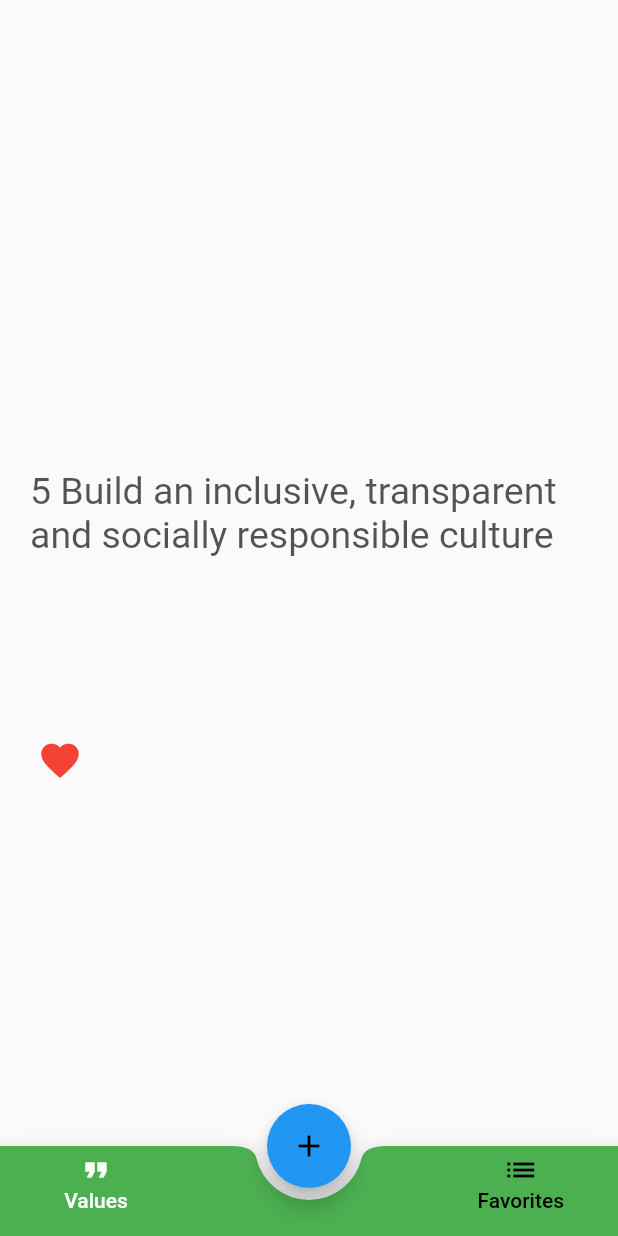
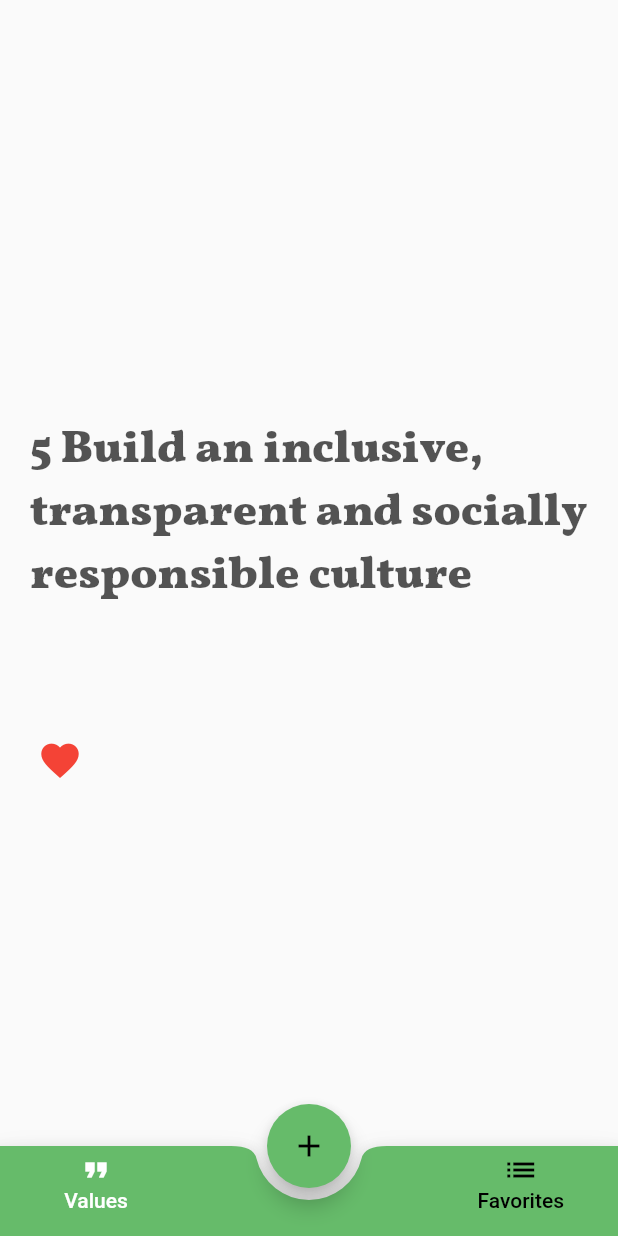
Before and after one commit to ptuzinek/net_guru_blocs, a Flutter app: the screen it shows after launch, after a tap on the "favorite" icon, on a phone screen of 412 x 824 dp. Run offline on Flutter 3.47's test engine with Material 2 defaults, Android fonts, the phone set to English and light mode, and no system bars; our stand-ins replace bloc, equatable, flutter_bloc, shared_preferences; missing offline and left inert: move_to_background.

Commit message:
Added new custom font and Created dark and light Theme support.

```diff
--- a/lib/bloc/favorites/favorites_bloc.dart
+++ b/lib/bloc/favorites/favorites_bloc.dart
@@ -7,15 +7,6 @@ part 'favorites_event.dart';
 part 'favorites_state.dart';
 
 class FavoritesBloc extends Bloc<FavoritesEvent, FavoritesState> {
-  // final ValuesBloc valuesBloc;
-  // StreamSubscription valuesBlocSubscription;
-  // FavoritesBloc({@required this.valuesBloc}) : super(FavoritesEmpty()) {
-  //   valuesBlocSubscription = valuesBloc.listen((valuesState) {
-  //     if (valuesState is IconChangedSuccess) {
-  //       add(NewFavoriteValue(valuesState.favoritesList));
-  //     }
-  //   });
-  // }
   final ValuesRepository repository;
   FavoritesBloc({this.repository}) : super(FavoritesEmpty());
 
@@ -36,7 +27,6 @@ class FavoritesBloc extends Bloc<FavoritesEvent, FavoritesState> {
 
   Stream<FavoritesState> _mapNewFavoriteValueToState(
       NewFavoriteValue event) async* {
-    //yield FavoritesUpdateSuccess(favoritesList: event.favoritesList);
     repository.localValuesList[event.index].isFavorite = true;
     List<String> updatedList = List();
     repository.localValuesList.forEach((valueBase) {
@@ -44,7 +34,6 @@ class FavoritesBloc extends Bloc<FavoritesEvent, FavoritesState> {
         updatedList.add(valueBase.valueText);
       }
     });
-    print('PRINT THE UPDATEDLIST: $updatedList');
     yield FavoritesUpdateSuccess(
       favoritesList: updatedList,
     );
--- a/lib/bloc/favorites/favorites_event.dart
+++ b/lib/bloc/favorites/favorites_event.dart
@@ -5,8 +5,6 @@ abstract class FavoritesEvent extends Equatable {
 }
 
 class NewFavoriteValue extends FavoritesEvent {
-  //final List<String> favoritesList;
-  //NewFavoriteValue(this.favoritesList) : super([favoritesList]);
   final String newFavorite;
   final int index;
 
--- a/lib/bloc/values/values_bloc.dart
+++ b/lib/bloc/values/values_bloc.dart
@@ -3,6 +3,7 @@ import 'package:bloc/bloc.dart';
 import 'package:equatable/equatable.dart';
 import 'package:flutter/foundation.dart';
 import 'package:net_guru_blocs/model/value_base.dart';
+import 'package:shared_preferences/shared_preferences.dart';
 
 import '../../values_repository.dart';
 
@@ -12,9 +13,9 @@ part 'values_state.dart';
 class ValuesBloc extends Bloc<ValuesEvent, ValuesState> {
   final ValuesRepository repository;
 
-  ValuesBloc({@required this.repository})
-      : super(
-            ValuesUpdateSuccess(repository.localValuesList, repository.index));
+  ValuesBloc({
+    @required this.repository,
+  }) : super(ValuesUpdateSuccess(repository.localValuesList, repository.index));
 
   @override
   void onTransition(Transition<ValuesEvent, ValuesState> transition) {
@@ -41,23 +42,11 @@ class ValuesBloc extends Bloc<ValuesEvent, ValuesState> {
     yield ValuesUpdateSuccess(
       updatedList,
       repository.index,
-      //repository.localLikesList,
     );
   }
 
   Stream<ValuesState> _mapLikedValueToState(LikedValue event) async* {
     yield ValuesStateLoading();
-    // repository.localValuesList[event.index].isFavorite = true;
-    // List<String> updatedList = List();
-    // repository.localValuesList.forEach((valueBase) {
-    //   if (valueBase.isFavorite) {
-    //     updatedList.add(valueBase.valueText);
-    //   }
-    // });
-    // print('PRINT THE UPDATEDLIST: $updatedList');
-    // yield IconChangedSuccess(
-    //   favoritesList: updatedList,
-    // );
     yield ValuesUpdateSuccess(repository.localValuesList, repository.index);
   }
 
--- a/lib/components/add_value_text_field.dart
+++ b/lib/components/add_value_text_field.dart
@@ -27,11 +27,13 @@ class _AddValueTextFieldState extends State<AddValueTextField> {
             contentPadding: EdgeInsets.symmetric(vertical: 10, horizontal: 20),
             enabledBorder: OutlineInputBorder(
               borderRadius: BorderRadius.all(Radius.circular(32)),
-              borderSide: BorderSide(color: Colors.green, width: 2.0),
+              borderSide:
+                  BorderSide(color: Theme.of(context).primaryColor, width: 2.0),
             ),
             focusedBorder: OutlineInputBorder(
               borderRadius: BorderRadius.all(Radius.circular(32)),
-              borderSide: BorderSide(color: Colors.green, width: 4.0),
+              borderSide:
+                  BorderSide(color: Theme.of(context).primaryColor, width: 4.0),
             )),
       ),
     );
--- a/lib/components/bottom_tabs.dart
+++ b/lib/components/bottom_tabs.dart
@@ -18,7 +18,7 @@ class BottomTabs extends StatelessWidget {
   Widget build(BuildContext context) {
     return BottomAppBar(
       shape: CircularNotchedRectangle(),
-      color: Colors.green,
+      color: Theme.of(context).primaryColor,
       notchMargin: 8.0,
       child: Row(
         mainAxisSize: MainAxisSize.max,
--- a/lib/components/fade_animation.dart
+++ b/lib/components/fade_animation.dart
@@ -56,12 +56,6 @@ class _FadeAnimationState extends State<FadeAnimation>
       } else if (status == AnimationStatus.dismissed) {
         // change the index (fading animation ended)
         widget.bloc.add(AnimationEnded());
-
-        //
-        // setState(() {
-        //   index = getNextIndex();
-        // });
-
         _controller.forward();
       }
     });
@@ -82,7 +76,10 @@ class _FadeAnimationState extends State<FadeAnimation>
         child: Center(
           child: Text(
             widget.valueText,
-            style: TextStyle(fontSize: 25.0),
+            style: TextStyle(
+              fontFamily: 'Vollkorn',
+              fontSize: 30.0,
+            ),
           ),
         ),
       ),
--- a/lib/components/floating_button.dart
+++ b/lib/components/floating_button.dart
@@ -10,6 +10,7 @@ class FloatingButton extends StatelessWidget {
   @override
   Widget build(BuildContext context) {
     return FloatingActionButton(
+      backgroundColor: Theme.of(context).primaryColor,
       child: Icon(
         Icons.add,
         color: activeTab == AppTab.addValue ? Colors.white : Colors.black,
--- a/lib/components/text_bubble.dart
+++ b/lib/components/text_bubble.dart
@@ -15,7 +15,7 @@ class FavoriteBubble extends StatelessWidget {
         crossAxisAlignment: CrossAxisAlignment.start,
         children: [
           Material(
-            color: Colors.green,
+            color: Theme.of(context).primaryColor,
             elevation: 5,
             borderRadius: BorderRadius.all(
               Radius.circular(30),
@@ -25,7 +25,9 @@ class FavoriteBubble extends StatelessWidget {
               child: Text(
                 '$text',
                 style: TextStyle(
-                    fontSize: 20.0, fontFamily: 'Ultra', color: Colors.black45),
+                  fontSize: 25.0,
+                  fontFamily: 'Vollkorn',
+                ),
               ),
             ),
           ),
--- a/lib/main.dart
+++ b/lib/main.dart
@@ -5,35 +5,51 @@ import 'package:net_guru_blocs/pages/home_screen.dart';
 import 'package:net_guru_blocs/values_repository.dart';
 import 'bloc/favorites/favorites_bloc.dart';
 import 'bloc/values/values_bloc.dart';
+import 'package:shared_preferences/shared_preferences.dart';
 
-void main() {
-  //WidgetsFlutterBinding.ensureInitialized();
-  runApp(MyApp());
+void main() async {
+  WidgetsFlutterBinding.ensureInitialized();
+  final SharedPreferences prefs = await SharedPreferences.getInstance();
+  final ValuesRepository repository = ValuesRepository(preferences: prefs);
+  runApp(MyApp(
+    repository: repository,
+  ));
 }
 
 class MyApp extends StatefulWidget {
+  final ValuesRepository repository;
+
+  const MyApp({Key key, this.repository}) : super(key: key);
+
   @override
   _MyAppState createState() => _MyAppState();
 }
 
 class _MyAppState extends State<MyApp> {
-  final ValuesRepository repository = ValuesRepository();
-
   @override
   Widget build(BuildContext context) {
     return MultiBlocProvider(
       providers: [
         BlocProvider<ValuesBloc>(
-          create: (context) => ValuesBloc(repository: repository),
+          create: (context) => ValuesBloc(repository: widget.repository),
         ),
         BlocProvider<FavoritesBloc>(
-          create: (context) => FavoritesBloc(repository: repository),
+          create: (context) => FavoritesBloc(repository: widget.repository),
         ),
         BlocProvider<TabBloc>(
           create: (context) => TabBloc(),
         )
       ],
       child: MaterialApp(
+        theme: ThemeData(
+          primaryColor: Colors.green[400],
+          brightness: Brightness.light,
+        ),
+        darkTheme: ThemeData(
+          primaryColor: Colors.green[700],
+          brightness: Brightness.dark,
+        ),
+        debugShowCheckedModeBanner: false,
         home: HomePage(),
       ),
     );
--- a/lib/pages/values_screen.dart
+++ b/lib/pages/values_screen.dart
@@ -58,7 +58,10 @@ class _ValuesScreenState extends State<ValuesScreen> {
                           size: 30,
                           color: state.valuesList[state.index].isFavorite
                               ? Colors.red
-                              : Colors.black,
+                              : Theme.of(context)
+                                  .primaryTextTheme
+                                  .bodyText1
+                                  .color,
                         ),
                         onPressed: () {
                           BlocProvider.of<FavoritesBloc>(context).add(
@@ -68,9 +71,6 @@ class _ValuesScreenState extends State<ValuesScreen> {
                                   index: state.index));
                           widget.bloc.add(LikedValue());
                         },
-                        // widget.bloc.add(LikedValue(
-                        // newFavorite: state.valuesList[state.index].valueText,
-                        // index: state.index)),
                       ),
                     ),
                   ],
--- a/lib/values_repository.dart
+++ b/lib/values_repository.dart
@@ -1,8 +1,9 @@
 import 'dart:math';
-
+import 'package:shared_preferences/shared_preferences.dart';
 import 'model/value_base.dart';
 
 class ValuesRepository {
+  final SharedPreferences preferences;
   final List<ValueBase> localValuesList = [
     ValueBase(
         valueText: '1 Exceed clients\' and colleagues\' expectations',
@@ -33,8 +34,15 @@ class ValuesRepository {
   int index;
   Random rnd = Random();
 
-  ValuesRepository() {
+  ValuesRepository({this.preferences}) {
     index = rnd.nextInt(localValuesList.length);
+  }
+
+  List<String> get valuesList =>
+      preferences.getStringList('valuesList') ?? localValuesList;
+
+  set valuesList(List<String> newValuesList) {
+    preferences.setStringList('valuesList', newValuesList);
   }
 
   int getNextIndex() {
@@ -54,9 +62,9 @@ class ValuesRepository {
     return localValuesList;
   }
 
-  List<String> addToFavoritesList(String newValue) {
-    localFavoritesList.add(newValue);
-
-    return localFavoritesList;
-  }
+  // List<String> addToFavoritesList(String newValue) {
+  //   localFavoritesList.add(newValue);
+  //
+  //   return localFavoritesList;
+  // }
 }
```
Also changed, not shown: lib/pages/add_screen.dart (+5 -3 lines), lib/pages/favorites_screen.dart (+4 -10 lines), pubspec.yaml (+4 -4 lines), fonts/Vollkorn-Black.ttf (added).
